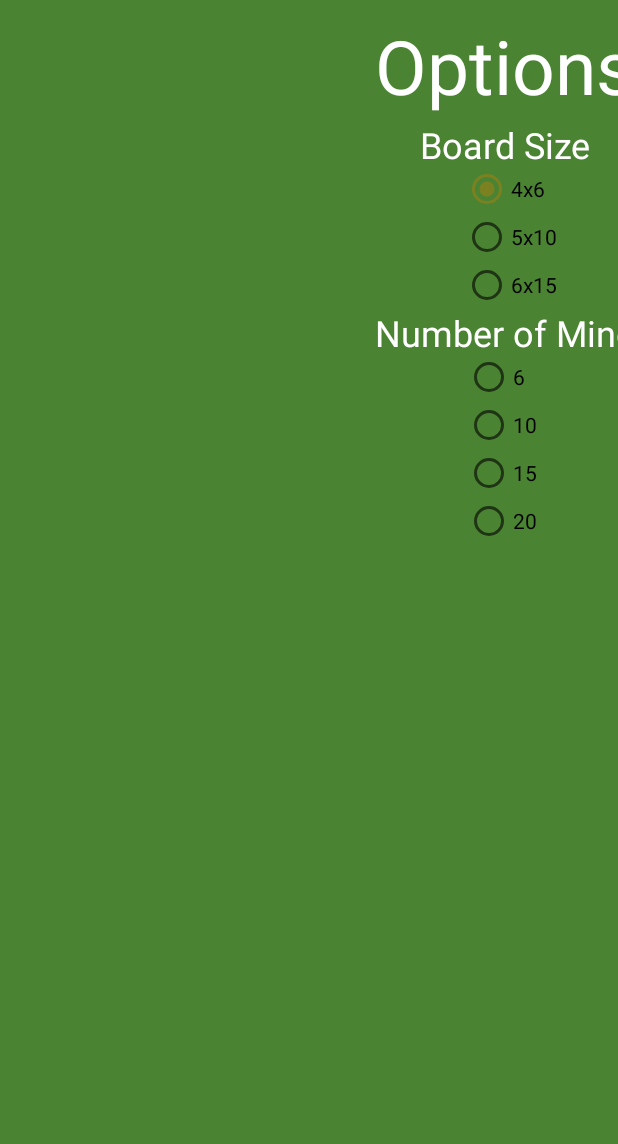
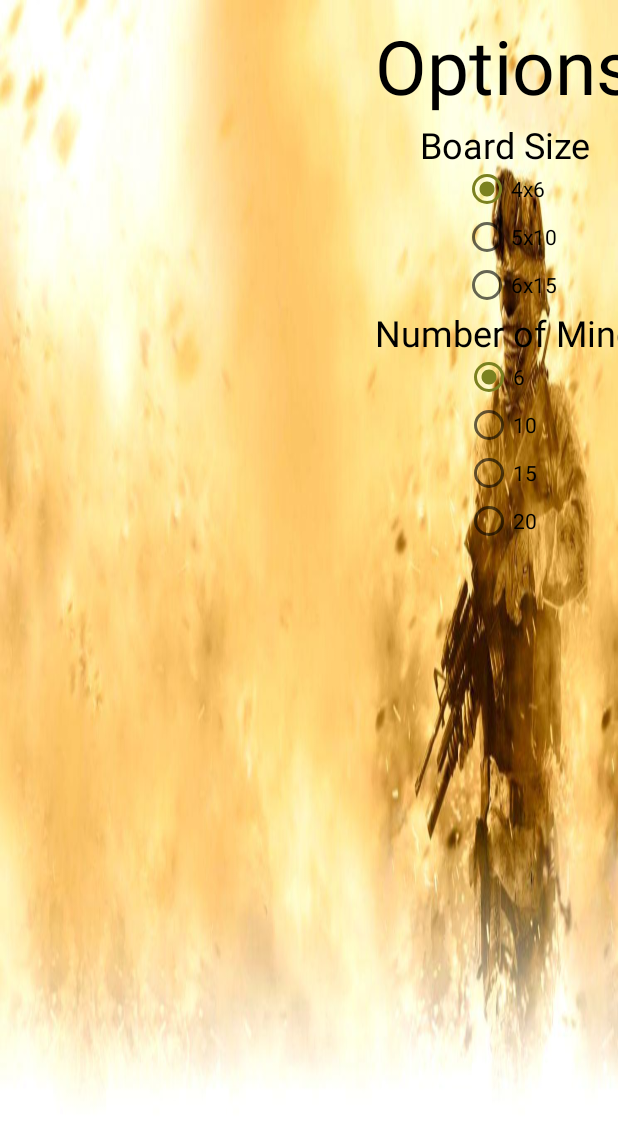
Before and after one commit to omansh-arora/Minesweeper, an Android app: the OptionsActivity screen opened directly, with no data from a screen before it, after a tap on "4x6", on a phone screen of 412 x 824 dp. Shown: the top 1144 px of the screen. Run offline under Robolectric (Android 15) with nearby library versions, the phone set to English and light mode, and no system bars.

Commit message:
Added preference saving for options screen

```diff
--- a/app/src/main/java/com/example/myapplication/OptionsActivity.java
+++ b/app/src/main/java/com/example/myapplication/OptionsActivity.java
@@ -2,6 +2,8 @@ package com.example.myapplication;
 
 import androidx.appcompat.app.AppCompatActivity;
 
+import android.content.Context;
+import android.content.SharedPreferences;
 import android.os.Bundle;
 import android.view.View;
 import android.widget.RadioButton;
@@ -10,12 +12,17 @@ import android.widget.Toast;
 
 public class OptionsActivity extends AppCompatActivity {
 
+    private static final String MINE_PREF_NAME = "Num mines";
+    private static final String BOARD_PREF_NAME = "Board size";
+    private static final String PREFS_NAME = "AppPrefs";
+
     @Override
     protected void onCreate(Bundle savedInstanceState) {
         super.onCreate(savedInstanceState);
         setContentView(R.layout.activity_options);
 
         createRadioButtons();
+
     }
 
     private void createRadioButtons() {
@@ -38,11 +45,18 @@ public class OptionsActivity extends AppCompatActivity {
                 public void onClick(View view) {
                     Toast.makeText(OptionsActivity.this, "Size " + boardSize,
                             Toast.LENGTH_SHORT).show();
+                    saveBoard(boardSize);
                 }
             });
 
             // Add to radio group:
             board_group.addView(board_button);
+
+            // Set default button:
+            if (boardSize.equals(getBoard(this))) {
+                board_button.setChecked(true);
+            }
+
         }
 
         for(int j = 0; j < number_of_mines.length; j++) {
@@ -56,12 +70,45 @@ public class OptionsActivity extends AppCompatActivity {
                 public void onClick(View view) {
                     Toast.makeText(OptionsActivity.this, numOfMines + " mines",
                             Toast.LENGTH_SHORT).show();
+                    saveMines(numOfMines);
                 }
             });
 
+            // Add to radio group:
             mines_group.addView(mine_button);
 
-
+            // Select default button:
+            if (numOfMines == getMines(this)) {
+                mine_button.setChecked(true);
+            }
         }
     }
+
+    private void saveMines(int numOfMines) {
+        SharedPreferences prefs = this.getSharedPreferences(PREFS_NAME, MODE_PRIVATE);
+        SharedPreferences.Editor editor = prefs.edit();
+        editor.putInt(MINE_PREF_NAME, numOfMines);
+        editor.apply();
+    }
+
+    static public int getMines(Context context) {
+        SharedPreferences prefs = context.getSharedPreferences(PREFS_NAME, MODE_PRIVATE);
+
+        int defaultValue = context.getResources().getInteger(R.integer.default_mines);
+        return prefs.getInt(MINE_PREF_NAME, defaultValue);
+    }
+
+    private void saveBoard(String boardSize) {
+        SharedPreferences prefs = this.getSharedPreferences(PREFS_NAME, MODE_PRIVATE);
+        SharedPreferences.Editor editor = prefs.edit();
+        editor.putString(BOARD_PREF_NAME, boardSize);
+        editor.apply();
+    }
+
+    static public String getBoard(Context context) {
+        SharedPreferences prefs = context.getSharedPreferences(PREFS_NAME, MODE_PRIVATE);
+
+        String defaultValue = context.getResources().getString(R.string.default_boardSize);
+        return prefs.getString(BOARD_PREF_NAME, defaultValue);
+    }
 }
--- a/app/src/main/res/layout/activity_options.xml
+++ b/app/src/main/res/layout/activity_options.xml
@@ -6,7 +6,7 @@
     android:layout_height="match_parent"
     android:layout_centerInParent="true"
     tools:context=".OptionsActivity"
-    android:background="@color/midgreen_200"
+    android:background="@drawable/mw2"
     >
 
     <TextView
@@ -16,7 +16,7 @@
         android:layout_marginStart="250dp"
         android:layout_marginTop="10dp"
         android:text="@string/options"
-        android:textColor="#FFFFFF"
+        android:textColor="#000000"
         android:textSize="50sp"
         app:layout_constraintStart_toStartOf="parent"
         app:layout_constraintTop_toTopOf="parent"
@@ -29,7 +29,7 @@
         android:layout_marginStart="280dp"
         android:layout_marginTop="80dp"
         android:text="@string/boardSize"
-        android:textColor="#FFFFFF"
+        android:textColor="#000000"
         android:textSize="24sp"
         app:layout_constraintStart_toStartOf="parent"
         app:layout_constraintTop_toTopOf="parent"
@@ -41,7 +41,7 @@
         android:layout_height="wrap_content"
         android:layout_marginStart="-85dp"
         android:layout_marginTop="30dp"
-        android:textColor="#FFFFFF"
+        android:textColor="#000000"
         android:orientation="vertical"
         app:layout_constraintStart_toEndOf="@+id/boardsize"
         app:layout_constraintTop_toTopOf="@+id/boardsize"
@@ -54,7 +54,7 @@
         android:layout_marginStart="250dp"
         android:layout_marginTop="205dp"
         android:text="Number of Mines"
-        android:textColor="#FFFFFF"
+        android:textColor="#000000"
         android:textSize="24sp"
         app:layout_constraintStart_toStartOf="parent"
         app:layout_constraintTop_toTopOf="parent"
@@ -66,7 +66,7 @@
         android:layout_height="wrap_content"
         android:layout_marginStart="-126dp"
         android:layout_marginTop="30dp"
-        android:textColor="#FFFFFF"
+        android:textColor="#000000"
         android:orientation="vertical"
         app:layout_constraintStart_toEndOf="@+id/num_of_mines"
         app:layout_constraintTop_toTopOf="@+id/num_of_mines"
--- a/app/src/main/res/values/board_size.xml
+++ b/app/src/main/res/values/board_size.xml
@@ -5,4 +5,7 @@
         <item>5x10</item>
         <item>6x15</item>
     </string-array>
+
+    <string name="default_boardSize">4x6</string>
+
 </resources>
--- a/app/src/main/res/values/numberOfMines.xml
+++ b/app/src/main/res/values/numberOfMines.xml
@@ -6,4 +6,7 @@
         <item>15</item>
         <item>20</item>
     </integer-array>
+
+    <integer name="default_mines">6</integer>
+
 </resources>
```
Also changed, not shown: app/src/main/res/drawable/mw2.jpg (added).
